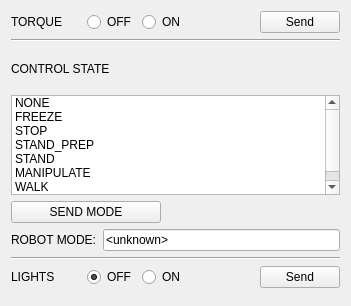
Before: the Qt Designer form thor_mang_supervisor/resource/supervisor.ui in thor-mang/thor_mang_ui, drawn with Qt 5.
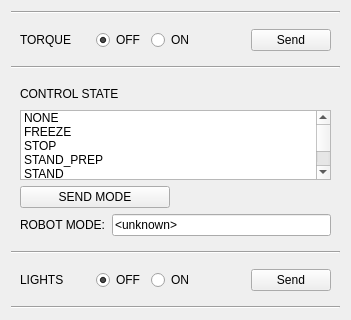
After: the same form once the commit is applied.

```diff
--- a/thor_mang_supervisor/resource/supervisor.ui
+++ b/thor_mang_supervisor/resource/supervisor.ui
@@ -10,7 +10,7 @@
     <x>0</x>
     <y>0</y>
     <width>351</width>
-    <height>306</height>
+    <height>310</height>
    </rect>
   </property>
   <property name="sizePolicy">
@@ -24,6 +24,14 @@
   </property>
   <layout class="QVBoxLayout" name="verticalLayout_8">
    <item>
+    <widget class="Line" name="line_3">
+     <property name="orientation">
+      <enum>Qt::Horizontal</enum>
+     </property>
+    </widget>
+   </item>
+   <item>
+    <widget class="QWidget" name="torque_control" native="true">
     <layout class="QHBoxLayout" name="horizontalLayout">
      <item>
       <widget class="QLabel" name="pr_2">
@@ -79,6 +87,7 @@
       </widget>
      </item>
     </layout>
+    </widget>
    </item>
    <item>
     <widget class="Line" name="line">
@@ -88,6 +97,7 @@
     </widget>
    </item>
    <item>
+    <widget class="QWidget" name="mode_control" native="true">
     <layout class="QVBoxLayout" name="verticalLayout_7">
      <item>
       <layout class="QHBoxLayout" name="horizontalLayout_6">
@@ -210,6 +220,7 @@
       </layout>
      </item>
     </layout>
+    </widget>
    </item>
    <item>
     <widget class="Line" name="line_2">
@@ -219,6 +230,7 @@
     </widget>
    </item>
    <item>
+    <widget class="QWidget" name="lights_control" native="true">
     <layout class="QHBoxLayout" name="horizontalLayout_2">
      <item>
       <widget class="QLabel" name="pr_3">
@@ -274,12 +286,26 @@
       </widget>
      </item>
     </layout>
+    </widget>
+   </item>
+   <item>
+    <widget class="Line" name="line_4">
+     <property name="orientation">
+      <enum>Qt::Horizontal</enum>
+     </property>
+    </widget>
    </item>
    <item>
     <spacer name="verticalSpacer">
      <property name="orientation">
       <enum>Qt::Vertical</enum>
      </property>
+     <property name="sizeHint" stdset="0">
+      <size>
+       <width>0</width>
+       <height>0</height>
+      </size>
+     </property>
     </spacer>
    </item>
   </layout>
```
Lines whose indentation alone changed are shown as unchanged.
